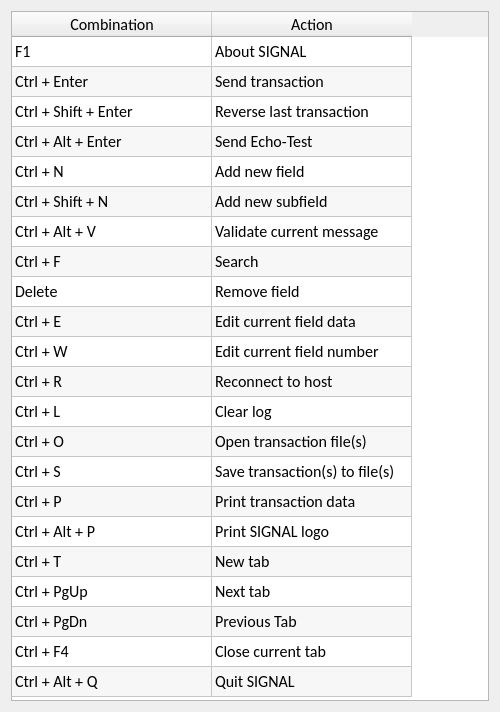
Above: common/gui/forms/hotkeys.ui from FedorIvanov37/sv-terminal before the change. Below: the same form after it.
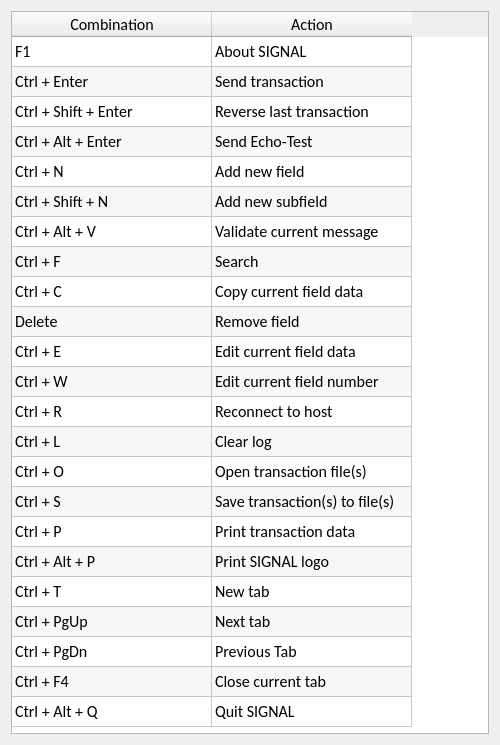
That is the form after the change.

Commit message: Expand reversal window to long-utrnno, add copy for fields data, added hotkeys to hint window

What changed in the file:
```diff
--- a/common/gui/forms/hotkeys.ui
+++ b/common/gui/forms/hotkeys.ui
@@ -7,7 +7,7 @@
     <x>0</x>
     <y>0</y>
     <width>500</width>
-    <height>712</height>
+    <height>745</height>
    </rect>
   </property>
   <property name="sizePolicy">
@@ -19,13 +19,13 @@
   <property name="minimumSize">
    <size>
     <width>500</width>
-    <height>712</height>
+    <height>745</height>
    </size>
   </property>
   <property name="maximumSize">
    <size>
     <width>500</width>
-    <height>712</height>
+    <height>745</height>
    </size>
   </property>
   <property name="windowTitle">
@@ -137,6 +137,11 @@
        <string>Ctrl + F</string>
       </property>
      </row>
+     <row>
+      <property name="text">
+       <string>Ctrl + C</string>
+      </property>
+     </row>
      <row>
       <property name="text">
        <string>Delete</string>
@@ -299,140 +304,150 @@
      </item>
      <item row="8" column="0">
       <property name="text">
-       <string>Delete</string>
+       <string>Ctrl + C</string>
       </property>
      </item>
      <item row="8" column="1">
       <property name="text">
-       <string>Remove field</string>
+       <string>Copy current field data</string>
       </property>
      </item>
      <item row="9" column="0">
       <property name="text">
-       <string>Ctrl + E</string>
+       <string>Delete</string>
       </property>
      </item>
      <item row="9" column="1">
       <property name="text">
-       <string>Edit current field data</string>
+       <string>Remove field</string>
       </property>
      </item>
      <item row="10" column="0">
       <property name="text">
-       <string>Ctrl + W</string>
+       <string>Ctrl + E</string>
       </property>
      </item>
      <item row="10" column="1">
       <property name="text">
-       <string>Edit current field number</string>
+       <string>Edit current field data</string>
       </property>
      </item>
      <item row="11" column="0">
       <property name="text">
-       <string>Ctrl + R</string>
+       <string>Ctrl + W</string>
       </property>
      </item>
      <item row="11" column="1">
       <property name="text">
-       <string>Reconnect to host</string>
+       <string>Edit current field number</string>
       </property>
      </item>
      <item row="12" column="0">
       <property name="text">
-       <string>Ctrl + L</string>
+       <string>Ctrl + R</string>
       </property>
      </item>
      <item row="12" column="1">
       <property name="text">
-       <string>Clear log</string>
+       <string>Reconnect to host</string>
       </property>
      </item>
      <item row="13" column="0">
       <property name="text">
-       <string>Ctrl + O</string>
+       <string>Ctrl + L</string>
       </property>
      </item>
      <item row="13" column="1">
       <property name="text">
-       <string>Open transaction file(s)</string>
+       <string>Clear log</string>
       </property>
      </item>
      <item row="14" column="0">
       <property name="text">
-       <string>Ctrl + S</string>
+       <string>Ctrl + O</string>
       </property>
      </item>
      <item row="14" column="1">
       <property name="text">
-       <string>Save transaction(s) to file(s)</string>
+       <string>Open transaction file(s)</string>
       </property>
      </item>
      <item row="15" column="0">
       <property name="text">
-       <string>Ctrl + P</string>
+       <string>Ctrl + S</string>
       </property>
      </item>
      <item row="15" column="1">
       <property name="text">
-       <string>Print transaction data</string>
+       <string>Save transaction(s) to file(s)</string>
       </property>
      </item>
      <item row="16" column="0">
       <property name="text">
-       <string>Ctrl + Alt + P</string>
+       <string>Ctrl + P</string>
       </property>
      </item>
      <item row="16" column="1">
       <property name="text">
-       <string>Print SIGNAL logo</string>
+       <string>Print transaction data</string>
       </property>
      </item>
      <item row="17" column="0">
       <property name="text">
-       <string>Ctrl + T</string>
+       <string>Ctrl + Alt + P</string>
       </property>
      </item>
      <item row="17" column="1">
       <property name="text">
-       <string>New tab</string>
+       <string>Print SIGNAL logo</string>
       </property>
      </item>
      <item row="18" column="0">
       <property name="text">
-       <string>Ctrl + PgUp</string>
+       <string>Ctrl + T</string>
       </property>
      </item>
      <item row="18" column="1">
       <property name="text">
-       <string>Next tab</string>
+       <string>New tab</string>
       </property>
      </item>
      <item row="19" column="0">
       <property name="text">
-       <string>Ctrl + PgDn</string>
+       <string>Ctrl + PgUp</string>
       </property>
      </item>
      <item row="19" column="1">
       <property name="text">
-       <string>Previous Tab</string>
+       <string>Next tab</string>
       </property>
      </item>
      <item row="20" column="0">
       <property name="text">
-       <string>Ctrl + F4</string>
+       <string>Ctrl + PgDn</string>
       </property>
      </item>
      <item row="20" column="1">
       <property name="text">
-       <string>Close current tab</string>
+       <string>Previous Tab</string>
       </property>
      </item>
      <item row="21" column="0">
       <property name="text">
-       <string>Ctrl + Alt + Q</string>
+       <string>Ctrl + F4</string>
       </property>
      </item>
      <item row="21" column="1">
+      <property name="text">
+       <string>Close current tab</string>
+      </property>
+     </item>
+     <item row="22" column="0">
+      <property name="text">
+       <string>Ctrl + Alt + Q</string>
+      </property>
+     </item>
+     <item row="22" column="1">
       <property name="text">
        <string>Quit SIGNAL</string>
       </property>
```
The commit also changes 7 other files.
